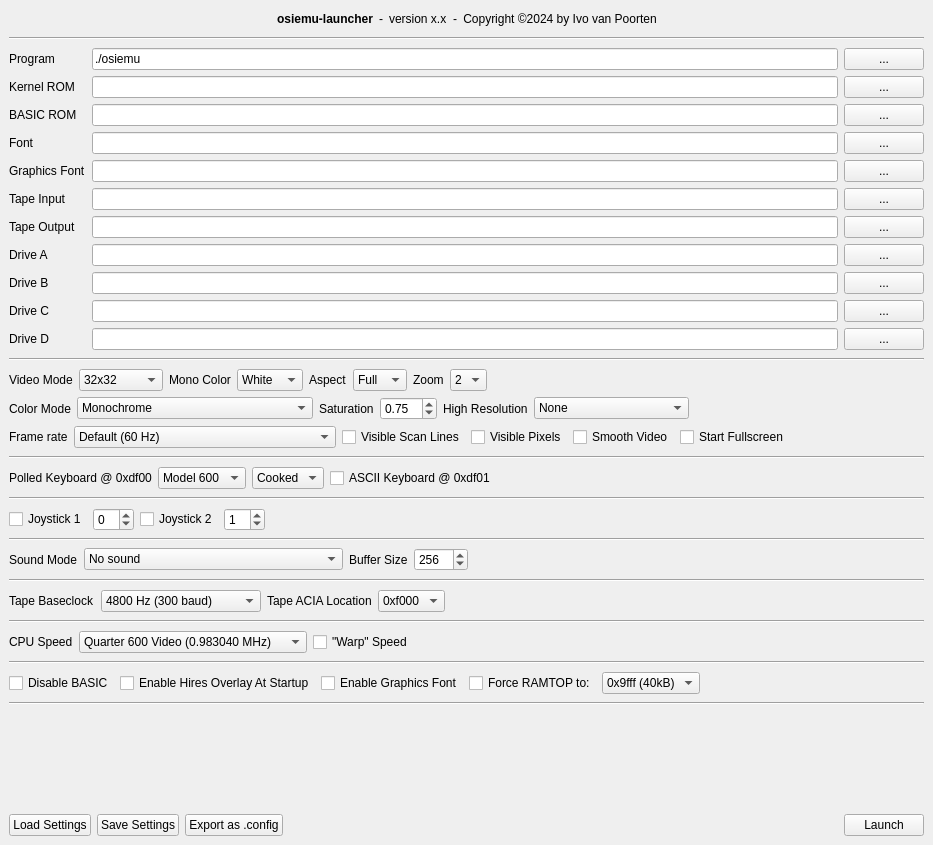
Qt form launcher/src/mainwindow.ui (ivop/osiemu) before a commit.
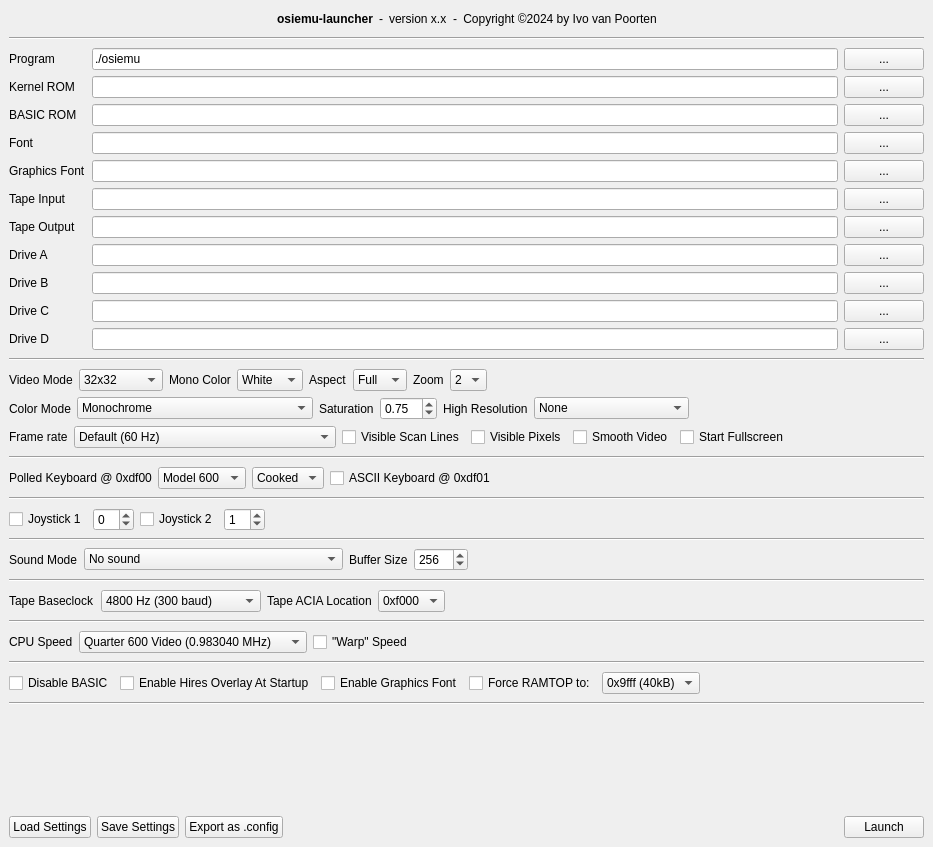
The same form after that commit.

Commit message: Rename 630 color mode to 630-rgbi. According to the C1P manual (page 60-61) the 630 has the exact same palette as the 540B even though I can't figure out how the 630 schematic generates those colors. For now, foggedaboutit and just implement it this way. The new -rgbi mode is the 2019 RGBI board which has a 630 interface but a different color scheme.

```diff
--- a/launcher/src/mainwindow.ui
+++ b/launcher/src/mainwindow.ui
@@ -7,7 +7,7 @@
     <x>0</x>
     <y>0</y>
     <width>933</width>
-    <height>845</height>
+    <height>847</height>
    </rect>
   </property>
   <property name="windowTitle">
```
Left out of the diff: 7 changed lines with no effect on the pictures. The commit also changes 7 other files.
